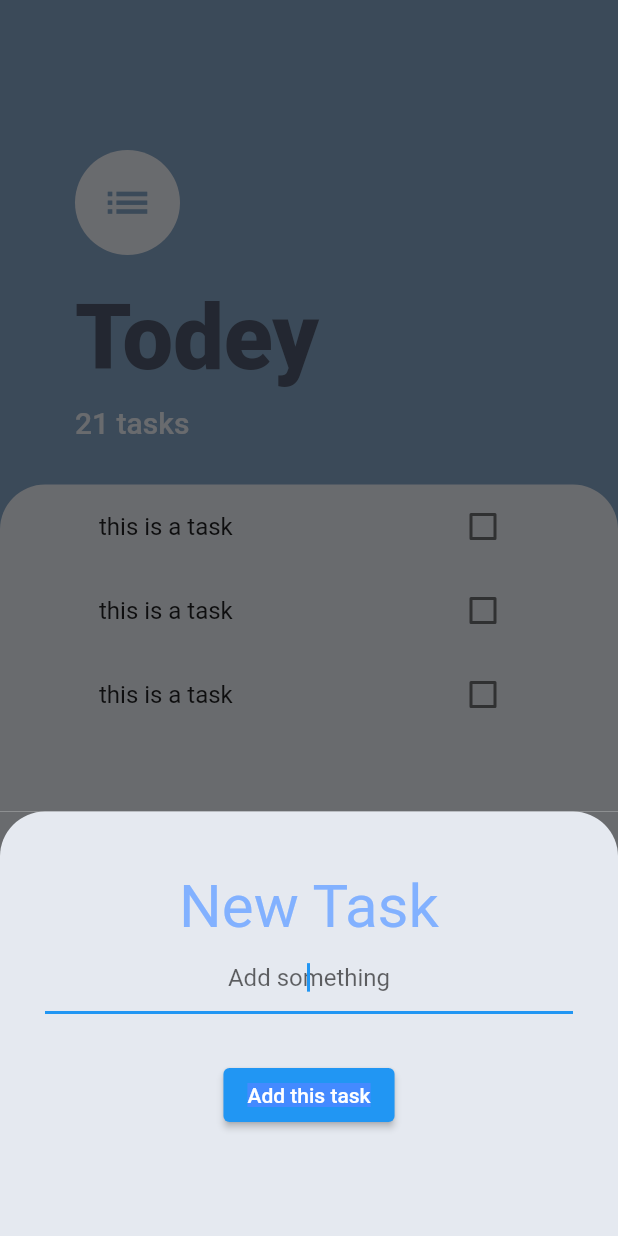
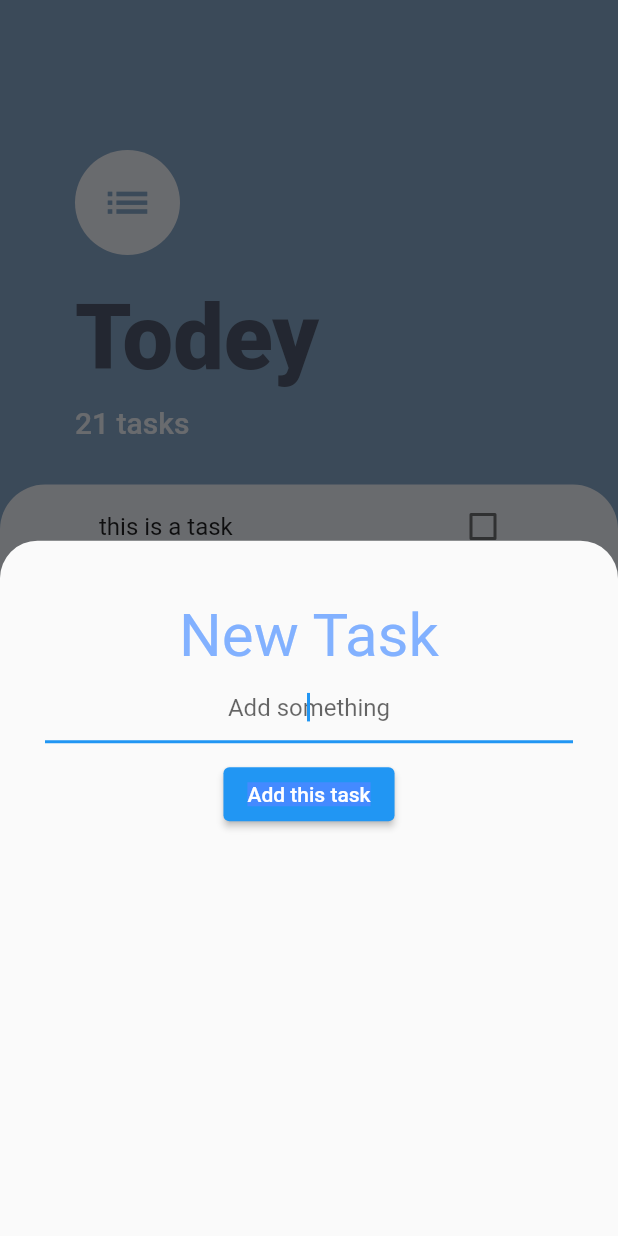
Before and after one commit to akshaykoni174285/todey_flutter, a Flutter app: the screen it shows after launch, after a tap on the "add" icon, on a phone screen of 412 x 824 dp. Run offline on Flutter 3.47's test engine with Material 2 defaults, Android fonts, the phone set to English and light mode, and no system bars; missing offline and left inert: dart:ffi.

```diff
--- a/lib/screens/addtask_screen.dart
+++ b/lib/screens/addtask_screen.dart
@@ -5,18 +5,8 @@ class AddList extends StatelessWidget {
 
   @override
   Widget build(BuildContext context) {
-    return Container(
-      color: Color(0xff696b6e),
-      child: Container(
-        padding: EdgeInsets.only(top: 40, left: 30, right: 30, bottom: 40),
-        decoration: BoxDecoration(
-          color: Color(0xffE5E9F0),
-          borderRadius: BorderRadius.only(
-            topRight: Radius.circular(30),
-            topLeft: Radius.circular(30),
-          ),
-        ),
-        child: Column(
+    return Column(
+      // mainAxisSize: MainAxisSize.min,
       children: [
         Text(
           "New Task",
@@ -36,7 +26,7 @@ class AddList extends StatelessWidget {
           ),
         ),
         SizedBox(
-              height: 30,
+          height: 10,
         ),
         ElevatedButton(
           onPressed: () {},
@@ -46,11 +36,9 @@ class AddList extends StatelessWidget {
           ),
         ),
         SizedBox(
-              height: 30,
+          height: 20,
         )
       ],
-        ),
-      ),
     );
   }
 }
--- a/lib/screens/task_screen.dart
+++ b/lib/screens/task_screen.dart
@@ -12,29 +12,36 @@ class TasksScreen extends StatelessWidget {
       floatingActionButton: FloatingActionButton(
         onPressed: () {
           showModalBottomSheet(
-            context: context,
-            builder: (context) => SingleChildScrollView(
-              child: Container(
-                padding: EdgeInsets.only(
-                    bottom: MediaQuery.of(context).viewInsets.bottom),
-                child: AddList(),
+            shape: const RoundedRectangleBorder(
+              borderRadius: BorderRadius.vertical(
+                top: Radius.circular(25.0),
               ),
             ),
+            context: context,
+            builder: (context) => Container(
+                padding: EdgeInsets.only(
+                  top: 40,
+                  left: 30,
+                  right: 30,
+                  bottom: MediaQuery.of(context).viewInsets.bottom,
+                ),
+                child: const AddList()),
           );
         },
-        backgroundColor: Color(0xff81A1C1),
-        child: Icon(Icons.add),
+        backgroundColor: const Color(0xff81A1C1),
+        child: const Icon(Icons.add),
       ),
-      backgroundColor: Color(0xff81A1C1),
+      backgroundColor: const Color(0xff81A1C1),
       body: Column(
         crossAxisAlignment: CrossAxisAlignment.start,
         children: [
           Container(
-            padding: EdgeInsets.only(top: 100, right: 50, left: 50, bottom: 30),
+            padding: const EdgeInsets.only(
+                top: 100, right: 50, left: 50, bottom: 30),
             child: Column(
               crossAxisAlignment: CrossAxisAlignment.start,
               children: [
-                CircleAvatar(
+                const CircleAvatar(
                   radius: 35,
                   backgroundColor: Color(0xffE5E9F0),
                   child: Icon(
@@ -43,10 +50,10 @@ class TasksScreen extends StatelessWidget {
                     color: Color(0xff81A1C1),
                   ),
                 ),
-                SizedBox(
+                const SizedBox(
                   height: 20,
                 ),
-                Text(
+                const Text(
                   "Todey",
                   style: TextStyle(
                     color: Color(0xff4C566A),
@@ -54,10 +61,10 @@ class TasksScreen extends StatelessWidget {
                     fontWeight: FontWeight.w800,
                   ),
                 ),
-                SizedBox(
+                const SizedBox(
                   height: 10,
                 ),
-                Text(
+                const Text(
                   '21 tasks',
                   style: TextStyle(
                     color: Color(0xffE5E9F0),
@@ -70,9 +77,9 @@ class TasksScreen extends StatelessWidget {
           ),
           Expanded(
             child: Container(
-              padding: EdgeInsets.symmetric(horizontal: 50),
+              padding: const EdgeInsets.symmetric(horizontal: 50),
               child: TaskList(),
-              decoration: BoxDecoration(
+              decoration: const BoxDecoration(
                 color: Color(0xffE5E9F0),
                 borderRadius: BorderRadius.only(
                   topLeft: Radius.circular(30),
--- a/lib/widgets/task_tile.dart
+++ b/lib/widgets/task_tile.dart
@@ -1,35 +1,45 @@
+import 'dart:ffi';
+
 import 'package:flutter/material.dart';
 
-class TaskTile extends StatelessWidget {
+class TaskTile extends StatefulWidget {
+  @override
+  State<TaskTile> createState() => _TaskTileState();
+}
+
+class _TaskTileState extends State<TaskTile> {
+  bool ischecked = false;
+  void checkboxCallback(checkboxState) {
+    setState(() {
+      ischecked = checkboxState;
+    });
+  }
+
   @override
   Widget build(BuildContext context) {
     return ListTile(
-      title: Text("this is a task"),
-      trailing: Taskcheckbox(),
+      title: Text(
+        "this is a task",
+        style: TextStyle(
+          decoration: ischecked ? TextDecoration.lineThrough : null,
+        ),
+      ),
+      trailing: TaskCheckbox(
+          checkboxState: ischecked, togglecheckboxState: checkboxCallback),
     );
   }
 }
 
-class Taskcheckbox extends StatefulWidget {
-  const Taskcheckbox({
-    super.key,
-  });
-
-  @override
-  State<Taskcheckbox> createState() => _TaskcheckboxState();
-}
-
-class _TaskcheckboxState extends State<Taskcheckbox> {
-  bool isChecked = false;
+class TaskCheckbox extends StatelessWidget {
+  final bool? checkboxState;
+  final void Function(bool?) togglecheckboxState;
+  TaskCheckbox(
+      {required this.checkboxState, required this.togglecheckboxState});
   @override
   Widget build(BuildContext context) {
     return Checkbox(
-      value: isChecked,
-      onChanged: (newval) {
-        setState(() {
-          isChecked = newval;
-        });
-      },
+      value: checkboxState,
+      onChanged: togglecheckboxState,
     );
   }
 }
```
Lines whose indentation alone changed are shown as unchanged.
